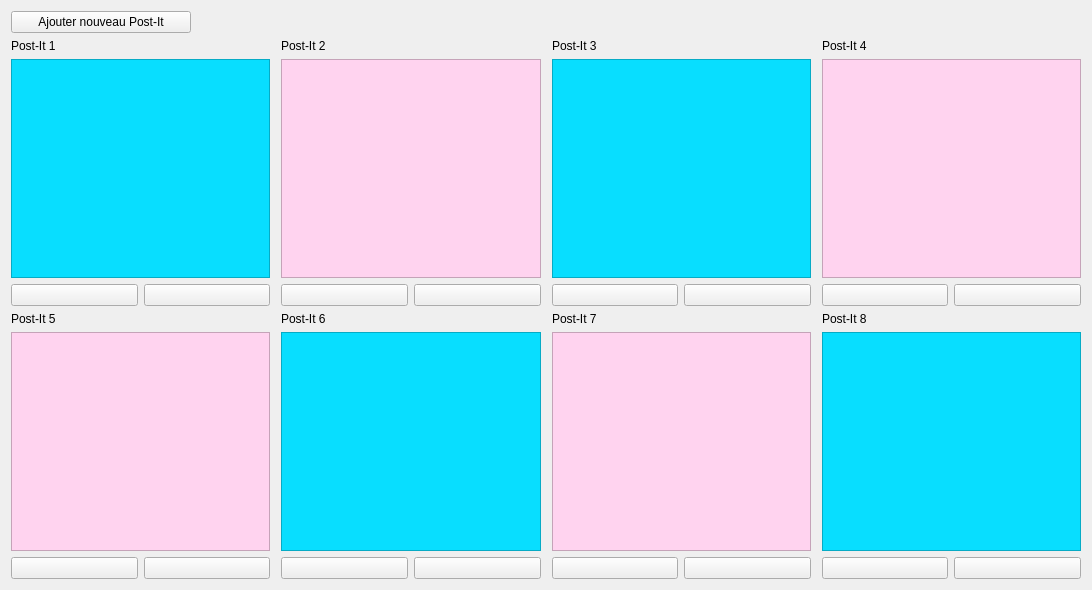
The window that f_postit.ui (nivhg/ludopen) describes before a commit, drawn with Qt 5.
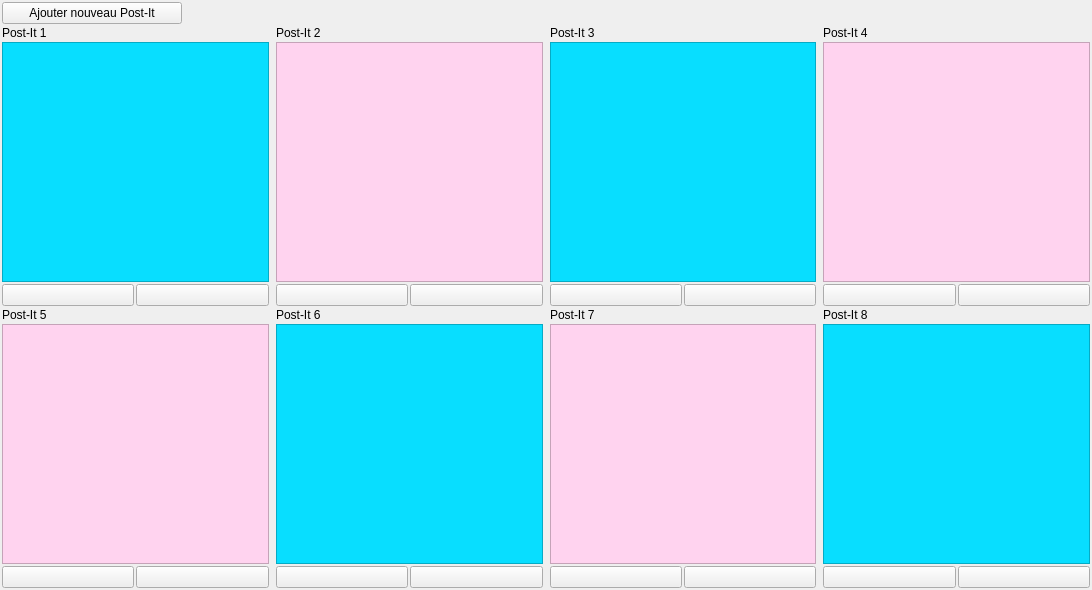
The same window after the commit. Icons and pictures are not drawn.

The edit to the form file:
```diff
--- a/f_postit.ui
+++ b/f_postit.ui
@@ -20,6 +20,21 @@
    <string>Form</string>
   </property>
   <layout class="QGridLayout" name="gridLayout_2">
+   <property name="leftMargin">
+    <number>2</number>
+   </property>
+   <property name="topMargin">
+    <number>2</number>
+   </property>
+   <property name="rightMargin">
+    <number>2</number>
+   </property>
+   <property name="bottomMargin">
+    <number>2</number>
+   </property>
+   <property name="spacing">
+    <number>2</number>
+   </property>
    <item row="0" column="0">
     <layout class="QGridLayout" name="gridLayout">
      <item row="0" column="0" colspan="2">
```
